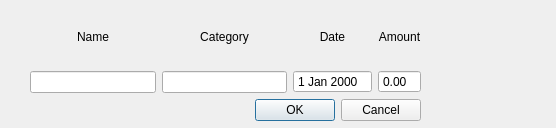
First picture: the form in EZbudget/edittransaction.ui, repository IvanInandan/EZBudget, before the edit.
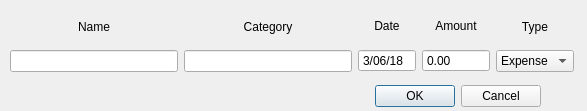
Second picture: the form after the edit.

Commit message: Implemented error checking for 'Remove Transaction' / 'Edit Transaction' - Throws errors if no rows are selected Changed 'Category' in 'edittransaction' from Drop Down Box to Line Edit

```diff
--- a/EZbudget/edittransaction.ui
+++ b/EZbudget/edittransaction.ui
@@ -6,31 +6,45 @@
    <rect>
     <x>0</x>
     <y>0</y>
-    <width>556</width>
-    <height>128</height>
+    <width>587</width>
+    <height>111</height>
    </rect>
   </property>
   <property name="windowTitle">
    <string>Edit Transaction</string>
   </property>
+  <widget class="QDialogButtonBox" name="buttonBox">
+   <property name="geometry">
+    <rect>
+     <x>200</x>
+     <y>80</y>
+     <width>341</width>
+     <height>32</height>
+    </rect>
+   </property>
+   <property name="orientation">
+    <enum>Qt::Horizontal</enum>
+   </property>
+   <property name="standardButtons">
+    <set>QDialogButtonBox::Cancel|QDialogButtonBox::Ok</set>
+   </property>
+  </widget>
   <widget class="QWidget" name="layoutWidget">
    <property name="geometry">
     <rect>
-     <x>30</x>
+     <x>10</x>
      <y>10</y>
-     <width>391</width>
-     <height>111</height>
+     <width>564</width>
+     <height>62</height>
     </rect>
    </property>
-   <layout class="QVBoxLayout" name="verticalLayout_5">
+   <layout class="QHBoxLayout" name="horizontalLayout_2">
     <item>
-     <layout class="QHBoxLayout" name="horizontalLayout">
+     <layout class="QVBoxLayout" name="Name">
       <item>
-       <layout class="QVBoxLayout" name="verticalLayout">
-        <item>
-         <widget class="QLabel" name="label">
+       <widget class="QLabel" name="transactionNameLabel">
           <property name="text">
-           <string>&lt;html&gt;&lt;head/&gt;&lt;body&gt;&lt;p align=&quot;center&quot;&gt;Name&lt;/p&gt;&lt;/body&gt;&lt;/html&gt;</string>
+         <string>&lt;html&gt;&lt;head/&gt;&lt;body&gt;&lt;p align=&quot;center&quot;&gt;&lt;span style=&quot; color:#030303;&quot;&gt;Name&lt;/span&gt;&lt;/p&gt;&lt;/body&gt;&lt;/html&gt;</string>
           </property>
          </widget>
         </item>
@@ -40,7 +54,7 @@
        </layout>
       </item>
       <item>
-       <layout class="QVBoxLayout" name="verticalLayout_2">
+     <layout class="QVBoxLayout" name="Category">
         <item>
          <widget class="QLabel" name="label_2">
           <property name="text">
@@ -54,7 +68,7 @@
        </layout>
       </item>
       <item>
-       <layout class="QVBoxLayout" name="verticalLayout_3">
+     <layout class="QVBoxLayout" name="Date">
         <item>
          <widget class="QLabel" name="label_3">
           <property name="text">
@@ -67,12 +81,22 @@
           <property name="buttonSymbols">
            <enum>QAbstractSpinBox::NoButtons</enum>
           </property>
+        <property name="displayFormat">
+         <string>M/dd/yy</string>
+        </property>
+        <property name="date">
+         <date>
+          <year>2018</year>
+          <month>3</month>
+          <day>6</day>
+         </date>
+        </property>
          </widget>
         </item>
        </layout>
       </item>
       <item>
-       <layout class="QVBoxLayout" name="verticalLayout_4">
+     <layout class="QVBoxLayout" name="Amount">
         <item>
          <widget class="QLabel" name="label_4">
           <property name="text">
@@ -85,32 +109,34 @@
           <property name="buttonSymbols">
            <enum>QAbstractSpinBox::NoButtons</enum>
           </property>
+        <property name="maximum">
+         <double>99999999.000000000000000</double>
+        </property>
          </widget>
         </item>
        </layout>
       </item>
-     </layout>
+    <item>
+     <layout class="QVBoxLayout" name="Type">
+      <item>
+       <widget class="QLabel" name="transactionTypeLabel">
+        <property name="text">
+         <string>&lt;html&gt;&lt;head/&gt;&lt;body&gt;&lt;p align=&quot;center&quot;&gt;Type&lt;/p&gt;&lt;/body&gt;&lt;/html&gt;</string>
+        </property>
+       </widget>
     </item>
     <item>
-     <layout class="QHBoxLayout" name="horizontalLayout_2">
+       <widget class="QComboBox" name="transactionTypeEdit">
       <item>
-       <spacer name="horizontalSpacer">
-        <property name="orientation">
-         <enum>Qt::Horizontal</enum>
-        </property>
-        <property name="sizeHint" stdset="0">
-         <size>
-          <width>40</width>
-          <height>20</height>
-         </size>
-        </property>
-       </spacer>
+         <property name="text">
+          <string>Expense</string>
+         </property>
       </item>
       <item>
-       <widget class="QDialogButtonBox" name="buttonBox">
-        <property name="standardButtons">
-         <set>QDialogButtonBox::Cancel|QDialogButtonBox::Ok</set>
-        </property>
+         <property name="text">
+          <string>Income</string>
+         </property>
+        </item>
        </widget>
       </item>
      </layout>
```
Left out of the diff: 43 changed lines with no effect on the pictures. Lines whose indentation alone changed are shown as unchanged. The commit also changes 2 other files.
